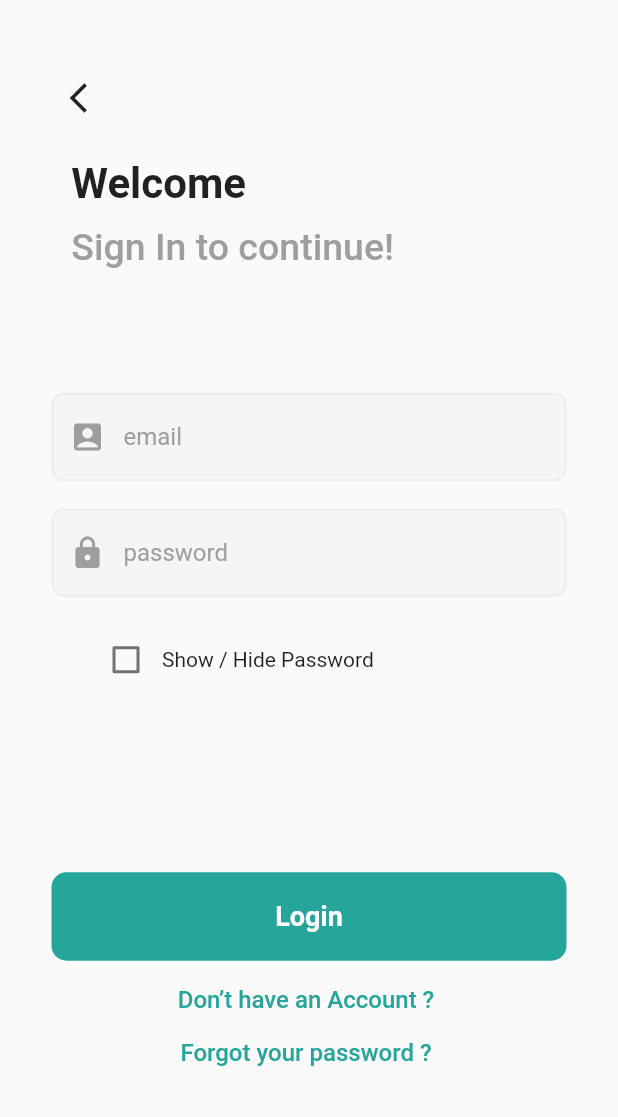
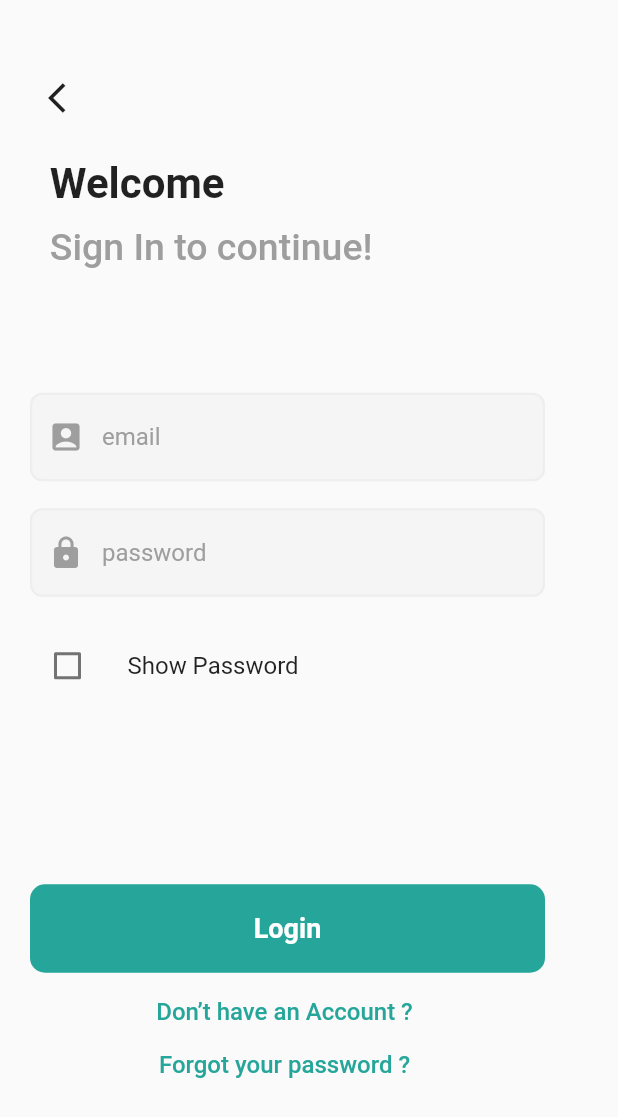
Before and after one commit to AkuApplication/Development, a Flutter app: the screen it shows after launch, on a phone screen of 412 x 824 dp. Shown: the top 1117 px of the screen. Run offline on Flutter 3.47's test engine with Material 2 defaults, Android fonts, the phone set to English and light mode, and no system bars; our stand-ins replace cloud_firestore, firebase_auth, firebase_core, firebase_storage, image_picker; missing offline and left inert: flutter_phone_direct_caller; accounts and stored records are empty.

```diff
--- a/lib/Authenticate/LoginScreen.dart
+++ b/lib/Authenticate/LoginScreen.dart
@@ -181,23 +181,17 @@ class _LoginScreenState extends State<LoginScreen> {
                     ),
                   ),
                   Container(
-                    padding: EdgeInsets.only(left: 60, right: 150),
-                    width: size.width,
-                    child: InkWell(
-                      child: Row(
-                        children: [
-                          Checkbox(
-                            value: !_obscureText,
-                            onChanged: (value) {
-                              _togglePass();
-                              },
-                          ),
-                          Text("Show / Hide Password")
-                        ],
+                    margin: EdgeInsets.only(right: 30),
+                    width: size.width / 1.2,
+                    child: ListTile(
+                      title: _obscureText ? Text("Show Password")
+                          : Text("Hide Password"),
+                      leading: Checkbox(
+                        value: !_obscureText,
+                        onChanged: (value) {
+                          _togglePass();
+                        },
                       ),
-                      onTap: () {
-                        _togglePass();
-                        },
                     ),
                   ),
                   SizedBox(
--- a/pubspec.yaml
+++ b/pubspec.yaml
@@ -28,6 +28,9 @@ dependencies:
   cloud_firestore: ^2.5.0
   firebase_storage: ^10.0.3
   image_picker: ^0.8.4
+  url_launcher: ^6.0.10
+  flutter_phone_direct_caller: ^2.0.0
+  flutter_webrtc: ^0.6.8
 #  audioplayers: ^0.19.1
 #  flutter_colorpicker: ^0.4.0
 #  numberpicker: ^2.1.1
```
Also changed, not shown: lib/Screens/Counsultation/HomeScreen.dart (+15 -3 lines), pubspec.lock, 1 other file.
